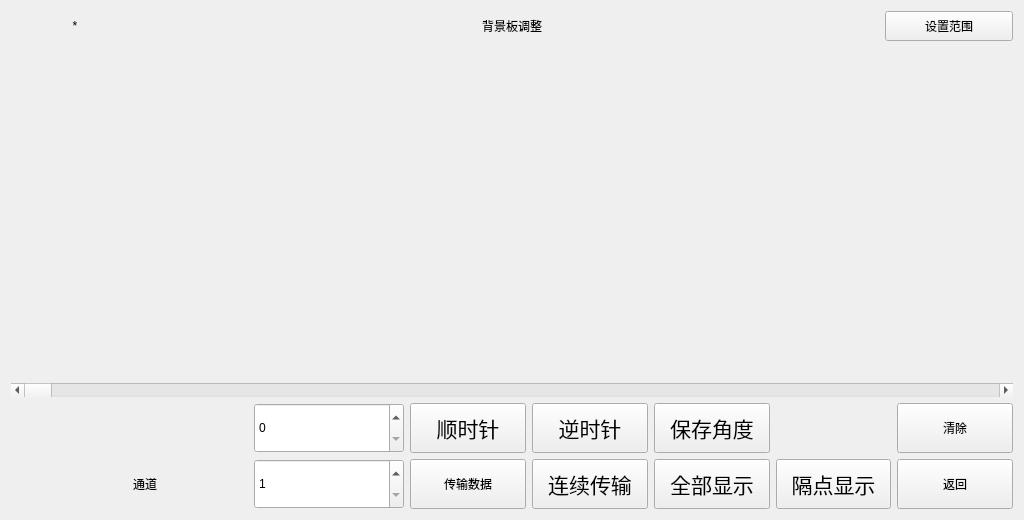
Old version of the form forms/formccdcurve.ui in the repository zhoutl1106/pjt2.
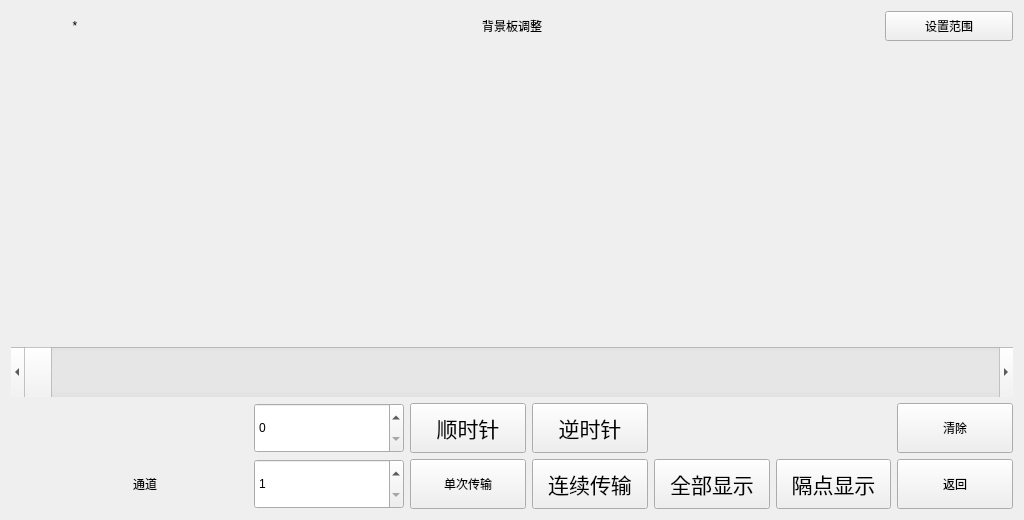
New version of the form. Icons and pictures are not drawn.

What changed in the file:
```diff
--- a/forms/formccdcurve.ui
+++ b/forms/formccdcurve.ui
@@ -96,6 +96,19 @@
    </item>
    <item>
     <widget class="QScrollBar" name="horizontalScrollBar">
+     <property name="styleSheet">
+      <string notr="true">QScrollBar:horizontal
+{
+	image: url(:/image/scrollBkg.png);
+	height:50px;
+}
+
+QScrollBar::handle:horizontal {
+	
+	border-image: url(:/image/scrollHandle.png);
+     min-width: 500px;
+}</string>
+     </property>
      <property name="maximum">
       <number>1024</number>
      </property>
@@ -213,31 +226,6 @@
        </property>
       </widget>
      </item>
-     <item row="0" column="6">
-      <widget class="QToolButton" name="toolButton_saveangle">
-       <property name="sizePolicy">
-        <sizepolicy hsizetype="Preferred" vsizetype="Preferred">
-         <horstretch>0</horstretch>
-         <verstretch>0</verstretch>
-        </sizepolicy>
-       </property>
-       <property name="font">
-        <font>
-         <family>文泉驿微米黑</family>
-         <pointsize>16</pointsize>
-         <weight>50</weight>
-         <italic>false</italic>
-         <bold>false</bold>
-        </font>
-       </property>
-       <property name="styleSheet">
-        <string notr="true">font: 16pt &quot;文泉驿微米黑&quot;;</string>
-       </property>
-       <property name="text">
-        <string>保存角度</string>
-       </property>
-      </widget>
-     </item>
      <item row="1" column="4">
       <widget class="QToolButton" name="toolButton_continue">
        <property name="sizePolicy">
@@ -275,7 +263,7 @@
         <string notr="true">font: 16pt &quot;文泉驿微米黑&quot;;</string>
        </property>
        <property name="text">
-        <string>传输数据</string>
+        <string>单次传输</string>
        </property>
       </widget>
      </item>
```
Left out of the diff: 2 changed lines with no effect on the pictures.
